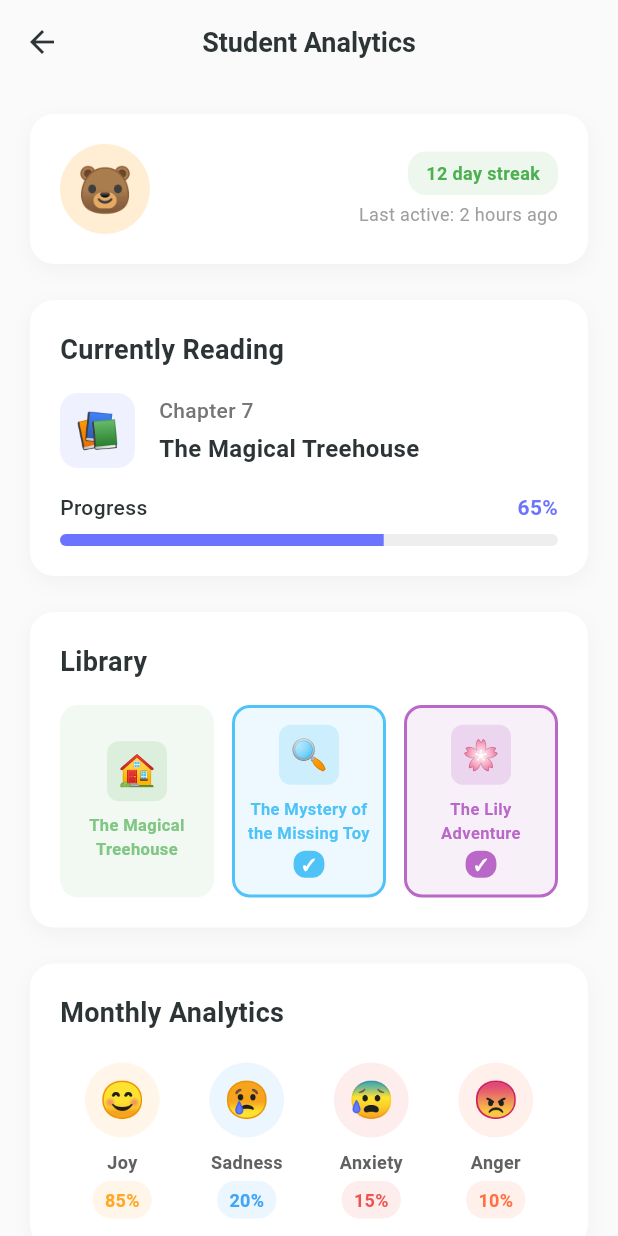
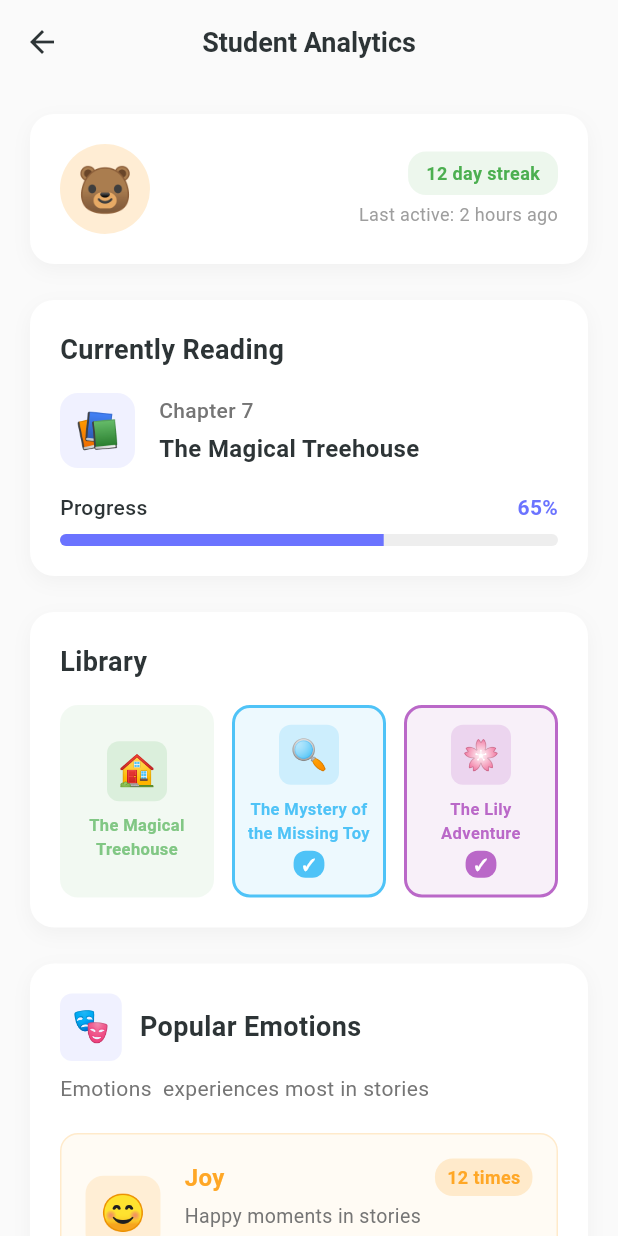
Before and after one commit to DalenVilla/Story-Buddy, a Flutter app: the StudentAnalyticsScreen screen opened directly with empty values, on a phone screen of 412 x 824 dp. Run offline on Flutter 3.47's test engine with Material 3 defaults, Android fonts, the phone set to English and light mode, and no system bars; our stand-ins replace flutter_dotenv, flutter_tts, shared_preferences, video_player; accounts and stored records are empty.

Commit message:
fixed student analytics

```diff
--- a/lib/screens/teacher/student_analytics_screen.dart
+++ b/lib/screens/teacher/student_analytics_screen.dart
@@ -54,12 +54,7 @@ class _StudentAnalyticsScreenState extends State<StudentAnalyticsScreen> {
           'completed': true,
         },
       ],
-      'monthlyAnalytics': {
-        'joy': 85,
-        'sadness': 20,
-        'anxiety': 15,
-        'anger': 10,
-      },
+
       'totalStoriesRead': 23,
       'averageReadingTime': '15 min',
       'favoriteEmotion': 'Joy',
@@ -110,8 +105,8 @@ class _StudentAnalyticsScreenState extends State<StudentAnalyticsScreen> {
 
             const SizedBox(height: 24),
 
-            // Monthly Analytics
-            _buildMonthlyAnalyticsSection(),
+            // Popular Emotions
+            _buildPopularEmotionsSection(),
 
             const SizedBox(height: 24),
 
@@ -456,8 +451,42 @@ class _StudentAnalyticsScreenState extends State<StudentAnalyticsScreen> {
     );
   }
 
-  Widget _buildMonthlyAnalyticsSection() {
-    final analytics = studentData['monthlyAnalytics'] as Map<String, int>;
+  Widget _buildPopularEmotionsSection() {
+    // Popular emotions data - in a real app this would come from story analysis
+    final popularEmotions = [
+      {
+        'emotion': 'Joy',
+        'emoji': '😊',
+        'count': 12,
+        'percentage': 45,
+        'color': const Color(0xFFFFA726),
+        'description': 'Happy moments in stories'
+      },
+      {
+        'emotion': 'Courage',
+        'emoji': '💪',
+        'count': 8,
+        'percentage': 30,
+        'color': const Color(0xFFEF5350),
+        'description': 'Brave character decisions'
+      },
+      {
+        'emotion': 'Friendship',
+        'emoji': '🤝',
+        'count': 6,
+        'percentage': 22,
+        'color': const Color(0xFF4CAF50),
+        'description': 'Building relationships'
+      },
+      {
+        'emotion': 'Wonder',
+        'emoji': '✨',
+        'count': 4,
+        'percentage': 15,
+        'color': const Color(0xFF9C27B0),
+        'description': 'Curiosity and discovery'
+      },
+    ];
 
     return Container(
       padding: const EdgeInsets.all(20),
@@ -475,75 +504,158 @@ class _StudentAnalyticsScreenState extends State<StudentAnalyticsScreen> {
       child: Column(
         crossAxisAlignment: CrossAxisAlignment.start,
         children: [
-          const Text(
-            'Monthly Analytics',
+          Row(
+            children: [
+              Container(
+                padding: const EdgeInsets.all(8),
+                decoration: BoxDecoration(
+                  color: const Color(0xFF6B73FF).withOpacity(0.1),
+                  borderRadius: BorderRadius.circular(8),
+                ),
+                child: const Text(
+                  '🎭',
+                  style: TextStyle(fontSize: 20),
+                ),
+              ),
+              const SizedBox(width: 12),
+              const Expanded(
+                child: Text(
+                  'Popular Emotions',
                   style: TextStyle(
                     fontSize: 18,
                     fontWeight: FontWeight.bold,
                     color: Color(0xFF2D3436),
                   ),
                 ),
+              ),
+            ],
+          ),
+
+          const SizedBox(height: 8),
+
+          Text(
+            'Emotions ${widget.studentName} experiences most in stories',
+            style: TextStyle(
+              fontSize: 14,
+              color: Colors.grey[600],
+            ),
+          ),
 
           const SizedBox(height: 20),
 
-          // Emotion Analytics
-          Row(
-            mainAxisAlignment: MainAxisAlignment.spaceAround,
-            children: [
-              _buildEmotionStat('😊', 'Joy', analytics['joy']!, const Color(0xFFFFA726)),
-              _buildEmotionStat('😢', 'Sadness', analytics['sadness']!, const Color(0xFF42A5F5)),
-              _buildEmotionStat('😰', 'Anxiety', analytics['anxiety']!, const Color(0xFFEF5350)),
-              _buildEmotionStat('😠', 'Anger', analytics['anger']!, const Color(0xFFFF7043)),
-            ],
+          // Emotion Cards
+          Column(
+            children: popularEmotions.map((emotion) => _buildEmotionCard(emotion)).toList(),
           ),
         ],
       ),
     );
   }
 
-  Widget _buildEmotionStat(String emoji, String emotion, int value, Color color) {
-    return Column(
+  Widget _buildEmotionCard(Map<String, dynamic> emotion) {
+    return Container(
+      margin: const EdgeInsets.only(bottom: 12),
+      padding: const EdgeInsets.all(16),
+      decoration: BoxDecoration(
+        color: (emotion['color'] as Color).withOpacity(0.05),
+        borderRadius: BorderRadius.circular(12),
+        border: Border.all(
+          color: (emotion['color'] as Color).withOpacity(0.2),
+          width: 1,
+        ),
+      ),
+      child: Row(
         children: [
+          // Emotion Icon
           Container(
             width: 50,
             height: 50,
             decoration: BoxDecoration(
-            color: color.withOpacity(0.1),
-            shape: BoxShape.circle,
+              color: (emotion['color'] as Color).withOpacity(0.15),
+              borderRadius: BorderRadius.circular(12),
             ),
             child: Center(
               child: Text(
-              emoji,
+                emotion['emoji'],
                 style: const TextStyle(fontSize: 24),
               ),
             ),
           ),
-        const SizedBox(height: 8),
+
+          const SizedBox(width: 16),
+
+          // Emotion Info
+          Expanded(
+            child: Column(
+              crossAxisAlignment: CrossAxisAlignment.start,
+              children: [
+                Row(
+                  children: [
                     Text(
-          emotion,
+                      emotion['emotion'],
+                      style: TextStyle(
+                        fontSize: 16,
+                        fontWeight: FontWeight.bold,
+                        color: emotion['color'],
+                      ),
+                    ),
+                    const Spacer(),
+                    Container(
+                      padding: const EdgeInsets.symmetric(horizontal: 8, vertical: 4),
+                      decoration: BoxDecoration(
+                        color: (emotion['color'] as Color).withOpacity(0.2),
+                        borderRadius: BorderRadius.circular(12),
+                      ),
+                      child: Text(
+                        '${emotion['count']} times',
                         style: TextStyle(
                           fontSize: 12,
                           fontWeight: FontWeight.w600,
-            color: Colors.grey[700],
-          ),
-        ),
-        const SizedBox(height: 4),
-        Container(
-          padding: const EdgeInsets.symmetric(horizontal: 8, vertical: 4),
-          decoration: BoxDecoration(
-            color: color.withOpacity(0.1),
-            borderRadius: BorderRadius.circular(12),
-          ),
-          child: Text(
-            '$value%',
-            style: TextStyle(
-              fontSize: 12,
-              fontWeight: FontWeight.bold,
-              color: color,
+                          color: emotion['color'],
                         ),
                       ),
                     ),
                   ],
+                ),
+                const SizedBox(height: 4),
+                Text(
+                  emotion['description'],
+                  style: TextStyle(
+                    fontSize: 13,
+                    color: Colors.grey[600],
+                  ),
+                ),
+                const SizedBox(height: 8),
+                // Progress Bar
+                Row(
+                  children: [
+                    Expanded(
+                      child: ClipRRect(
+                        borderRadius: BorderRadius.circular(4),
+                        child: LinearProgressIndicator(
+                          value: emotion['percentage'] / 100.0,
+                          backgroundColor: Colors.grey[200],
+                          valueColor: AlwaysStoppedAnimation<Color>(emotion['color']),
+                          minHeight: 6,
+                        ),
+                      ),
+                    ),
+                    const SizedBox(width: 8),
+                    Text(
+                      '${emotion['percentage']}%',
+                      style: TextStyle(
+                        fontSize: 12,
+                        fontWeight: FontWeight.w600,
+                        color: emotion['color'],
+                      ),
+                    ),
+                  ],
+                ),
+              ],
+            ),
+          ),
+        ],
+      ),
     );
   }
 
```
Lines whose indentation alone changed are shown as unchanged.
